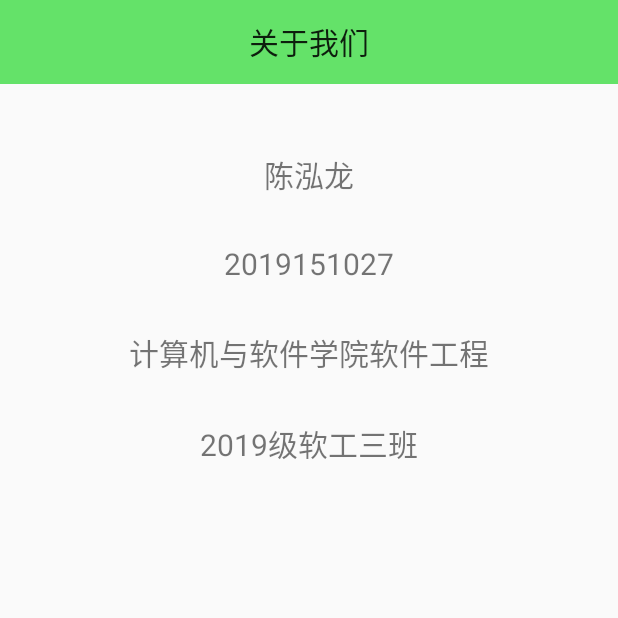
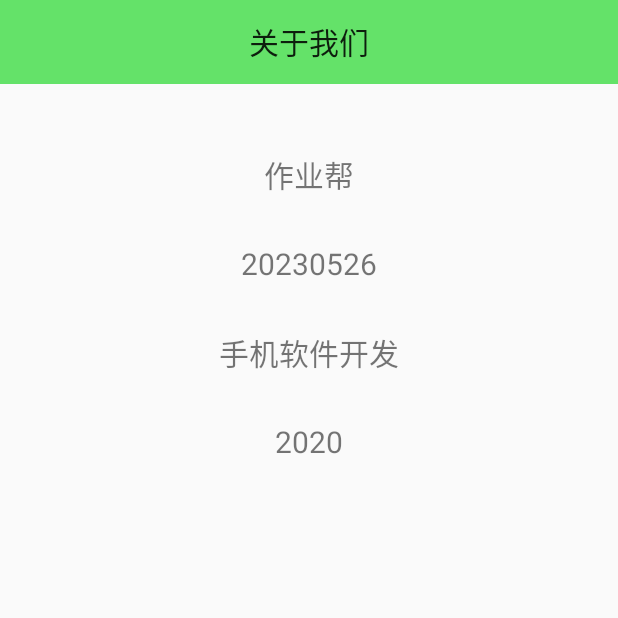
Before and after one commit to Dearseven7/SoundWorld_Podcast_App, an Android app: the AboutActivity screen opened directly, with no data from a screen before it, on a phone screen of 412 x 824 dp, the top half of it. Run offline under Robolectric (Android 15) with nearby library versions, the phone set to English and light mode, and no system bars.

Commit message:
activity

```diff
--- a/app/src/main/res/layout/activity_about.xml
+++ b/app/src/main/res/layout/activity_about.xml
@@ -21,31 +21,32 @@
     <TextView
         android:layout_width="wrap_content"
         android:layout_height="wrap_content"
-        android:text="陈泓龙"
-        android:textSize="20sp"
+        android:layout_gravity="center_horizontal"
         android:padding="15dp"
-        android:layout_gravity="center_horizontal" />
+        android:text="作业帮"
+        android:textSize="20sp" />
 
     <TextView
         android:layout_width="wrap_content"
         android:layout_height="wrap_content"
-        android:text="2019151027"
-        android:textSize="20sp"
+        android:layout_gravity="center_horizontal"
         android:padding="15dp"
-        android:layout_gravity="center_horizontal" />
+        android:text="20230526"
+        android:textSize="20sp" />
 
     <TextView
         android:layout_width="wrap_content"
         android:layout_height="wrap_content"
-        android:text="计算机与软件学院软件工程"
-        android:textSize="20sp"
+        android:layout_gravity="center_horizontal"
         android:padding="15dp"
-        android:layout_gravity="center_horizontal" />
+        android:text="手机软件开发"
+        android:textSize="20sp" />
+
     <TextView
         android:layout_width="wrap_content"
         android:layout_height="wrap_content"
-        android:text="2019级软工三班"
-        android:textSize="20sp"
+        android:layout_gravity="center_horizontal"
         android:padding="15dp"
-        android:layout_gravity="center_horizontal" />
+        android:text="2020"
+        android:textSize="20sp" />
 </LinearLayout>
```
